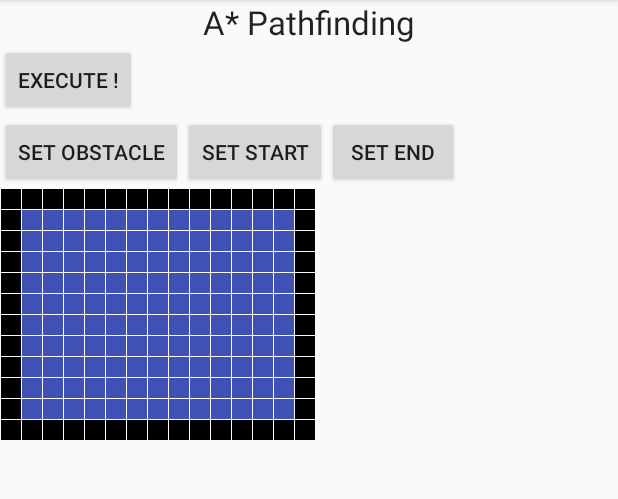
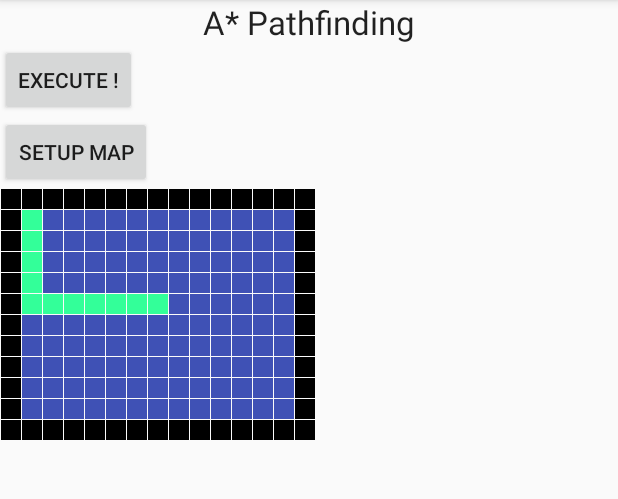
Before and after one commit to daminhtung/AStar, an Android app: the screen it shows after launch (MainActivity), after a tap on "EXECUTE !", on a phone screen of 412 x 824 dp, the part 84-583 px from its top. Run offline under Robolectric (Android 15) with nearby library versions, the phone set to English and light mode, and no system bars.

Commit message:
Edit Position

```diff
--- a/app/src/main/java/Ultis/Libs.java
+++ b/app/src/main/java/Ultis/Libs.java
@@ -4,6 +4,8 @@ import android.content.Context;
 import android.content.res.Resources;
 import android.graphics.Point;
 import android.util.DisplayMetrics;
+
+import models.Position;
 
 /**
  * Created by FRAMGIA\nguyen.van.tung on 10/11/2016.
@@ -33,4 +35,8 @@ public class Libs {
     public double distanceTwoPoint(Point pointA, Point pointB){
         return Math.sqrt( (pointB.x -= pointA.x)*pointB.x + (pointB.y -= pointA.y)*pointB.y );
     }
+
+    public double distanceTwoPoint1(Position pointA, Position pointB){
+        return Math.sqrt( Math.pow ((pointB.getX() - pointA.getX()),2 ) + Math.pow ((pointB.getY() - pointA.getY()),2 ) );
+    }
 }
--- a/app/src/main/java/View/Node.java
+++ b/app/src/main/java/View/Node.java
@@ -10,13 +10,15 @@ import com.example.framgianguyenvantung.astar.R;
 import java.util.ArrayList;
 import java.util.List;
 
+import models.Position;
+
 /**
  * Created by FRAMGIA\nguyen.van.tung on 10/11/2016.
  */
 public class Node extends ImageView{
 
     private String nodeID = "";
-    private Point position;
+    private Position position;
     private List<Node> next = new ArrayList<>();
     private  Node caneFrom;
     private  boolean isWalkable = true;
@@ -29,6 +31,7 @@ public class Node extends ImageView{
         super(context);
         setBackgroundColor(getResources().getColor(R.color.colorPrimary));
         parentClass = (MainActivity)context;
+        position = new Position (this.getX(), this.getY());
     }
 
     @Override
@@ -93,11 +96,11 @@ public class Node extends ImageView{
         this.next = next;
     }
 
-    public Point getPosition() {
+    public Position getPosition() {
         return position;
     }
 
-    public void setPosition(Point position) {
+    public void setPosition(Position position) {
         this.position = position;
     }
 }
--- a/app/src/main/java/com/example/framgianguyenvantung/astar/MainActivity.java
+++ b/app/src/main/java/com/example/framgianguyenvantung/astar/MainActivity.java
@@ -1,10 +1,8 @@
 package com.example.framgianguyenvantung.astar;
 
-import android.graphics.Point;
+import android.os.Bundle;
 import android.support.v7.app.AppCompatActivity;
-import android.os.Bundle;
 import android.view.View;
-import android.widget.Button;
 import android.widget.LinearLayout;
 
 import java.util.ArrayList;
@@ -24,9 +22,6 @@ public class MainActivity extends AppCompatActivity implements View.OnClickListe
     private Node endPoint;
     private STATE state = STATE.NONE;
 
-    //UI
-    Button startBtn, endBtn;
-
     public enum STATE {
         SETUP_START_POINT, SETUP_END_POINT, SETUP_OBSTACLE, NONE
     }
@@ -42,10 +37,6 @@ public class MainActivity extends AppCompatActivity implements View.OnClickListe
     private void findView() {
         findViewById(R.id.execute).setOnClickListener(this);
         findViewById(R.id.obstacle).setOnClickListener(this);
-        startBtn = (Button)  findViewById(R.id.button_start);
-        startBtn.setOnClickListener(this);
-        endBtn = (Button) findViewById(R.id.button_end);
-        endBtn.setOnClickListener(this);
     }
 
     private void initialMap() {
@@ -66,7 +57,7 @@ public class MainActivity extends AppCompatActivity implements View.OnClickListe
                 node.setLayoutParams(layoutParams);
                 rowIndexLL.addView(node);
                 node.setNodeID(i + "" + j);
-                node.setPosition(new Point(j, i));
+//                node.setPosition(new Point(j, i));
                 if (i == 0 || i == maxRow - 1 || j == 0 || j == maxColumn - 1) {
                     node.setWalkable(false);
                 } else {
@@ -130,56 +121,41 @@ public class MainActivity extends AppCompatActivity implements View.OnClickListe
             return null;
         List<Node> Open = new ArrayList<>();
         List<Node> Close = new ArrayList<>();
-        //Lam rong het Open va Close truoc
         Open.clear();
         Close.clear();
-        //Tinh toan g(gia tri tu diem bat dau toi diem hien tai),h(gia tri tu diem hien tai doi dich),
-        // f: gia tri tu diem bat dau dtoi diem dich di qua diem hien tai) cho diem start
         start.setG(0);
-        start.setH(Libs.getInstance().distanceTwoPoint(start.getPosition(), target.getPosition()));
+        start.setH(Libs.getInstance().distanceTwoPoint1(start.getPosition(), target.getPosition()));
         start.setF(start.getG() + start.getH());
 
-        //Them start vao Open list
         Open.add(start);
 
-        while (Open.size() != 0) { // Chung nao Openlist chua xet het thi van xet tiep
-            //Tim node co f nho nhat trong Open list
+        while (Open.size() != 0) {
             Node currentNode = Open.get(0);
             for (Node node_i : Open) {
                 if (node_i.getF() < currentNode.getF()) {
                     currentNode = node_i;
                 }
             }
-            //Sau khi tim duoc thang nho nhat trong Open list roi thi remove no di
             Open.remove(currentNode);
-            //add no vao Close list
             Close.add(currentNode);
-            //Neu diem hien tai = diem dich thi return path ngan nhat luon
             if (currentNode.getNodeID().equals(target.getNodeID())) {
                 Open.clear();
                 Close.clear();
                 return ReconstructPath(start, target); //viet sau
             } else {
-                //Xet voi cac node tiep theo lien ke
                 for (Node nodeIndex : currentNode.getNext()) {
                     Node node_index = nodeIndex;
                     if (Close.contains(node_index)) {
-                        //Xeta neu node lien ke voi node hien tai ma co trong Close roi thi thoi k can xet nua
                         continue;
                     }
 
-                    double tmp_current_g = currentNode.getG() + Libs.getInstance().distanceTwoPoint(currentNode.getPosition(), node_index.getPosition());
+                    double tmp_current_g = currentNode.getG() + Libs.getInstance().distanceTwoPoint1(currentNode.getPosition(), node_index.getPosition());
                     if (!Open.contains(node_index) || tmp_current_g < node_index.getG()) {
-                        /*Neu node lien ke cua node hien tai ma chua nam trong Openlist(danh sach cac node dang hoac se duoc xem xet)
-                         * hoac khoang cach tu diem xuat phat toi diem lien ke di qua diem hien tai ma nho hon
-						 * khoang cach tu diem xuat phat toi diem lien ke khong xet qua g cua diem hien tai thi cung duoc tinh toan
-						 * */
                         node_index.setCaneFrom(currentNode);
                         node_index.setG(tmp_current_g);
-                        node_index.setH(Libs.getInstance().distanceTwoPoint(node_index.getPosition(), target.getPosition()));
+                        node_index.setH(Libs.getInstance().distanceTwoPoint1(node_index.getPosition(), target.getPosition()));
                         node_index.setF(node_index.getG() + node_index.getH());
 
-                        //Neu chua co trong Open thi add
                         if (!Open.contains(node_index)) {
                             Open.add(node_index);
                         }
@@ -199,23 +175,15 @@ public class MainActivity extends AppCompatActivity implements View.OnClickListe
         switch (v.getId()) {
             case R.id.execute:
                 clearAdjacent();
-                if (state == STATE.NONE) return;
                 setupNextNode();
+                startPoint = map[1][1];
+                endPoint = map[5][8];
                 AStarpathfinding(startPoint, endPoint);
                 break;
             case R.id.obstacle:
                 clearAdjacent();
-                if (state == STATE.SETUP_START_POINT || state == STATE.SETUP_END_POINT) return;
                 state = state != STATE.SETUP_OBSTACLE ? STATE.SETUP_OBSTACLE : STATE.NONE;
                 mapLinear.setBackgroundColor(getResources().getColor(state == STATE.SETUP_OBSTACLE ? R.color.colorAccent : R.color.colorWhite));
-                break;
-            case R.id.button_start:
-                state = state == STATE.SETUP_START_POINT ? STATE.NONE : STATE.SETUP_START_POINT;
-                startBtn.setText(state == STATE.SETUP_START_POINT ? "Setuping" : "Set Start");
-                break;
-            case R.id.button_end:
-                state = state == STATE.SETUP_END_POINT ? STATE.NONE : STATE.SETUP_END_POINT;
-                endBtn.setText(state == STATE.SETUP_END_POINT ? "Setuping" : "Set End");
                 break;
         }
     }
--- /dev/null
+++ b/app/src/main/java/models/Position.java
@@ -0,0 +1,30 @@
+package models;
+
+/**
+ * Created by FRAMGIA\nguyen.van.tung on 14/11/2016.
+ */
+public class Position {
+    private float x;
+    private float y;
+
+    public Position(float x, float y) {
+        this.x = x;
+        this.y = y;
+    }
+
+    public float getX() {
+        return x;
+    }
+
+    public void setX(float x) {
+        this.x = x;
+    }
+
+    public float getY() {
+        return y;
+    }
+
+    public void setY(float y) {
+        this.y = y;
+    }
+}
--- a/app/src/main/res/layout/activity_main.xml
+++ b/app/src/main/res/layout/activity_main.xml
@@ -31,18 +31,7 @@
             android:id="@+id/obstacle"
             android:layout_width="wrap_content"
             android:layout_height="wrap_content"
-            android:text="Set obstacle" />
+            android:text="Setup Map" />
 
-        <Button
-            android:id="@+id/button_start"
-            android:layout_width="wrap_content"
-            android:layout_height="wrap_content"
-            android:text="Set Start" />
-
-        <Button
-            android:id="@+id/button_end"
-            android:layout_width="wrap_content"
-            android:layout_height="wrap_content"
-            android:text="Set End" />
     </LinearLayout>
 </LinearLayout>
```
